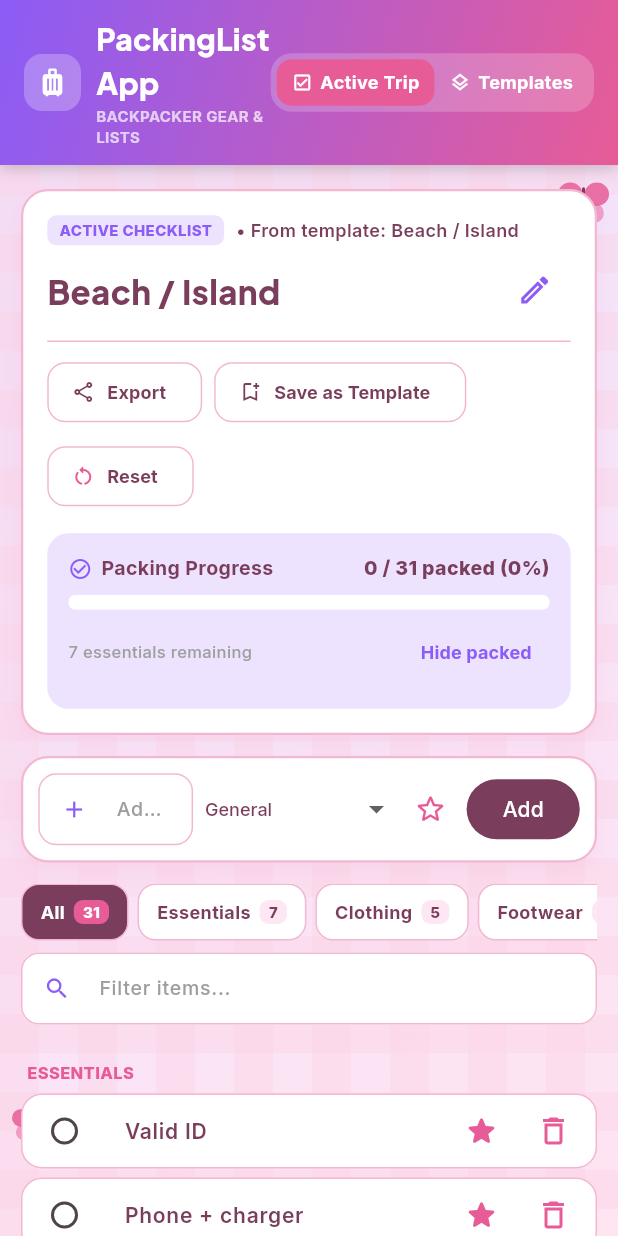
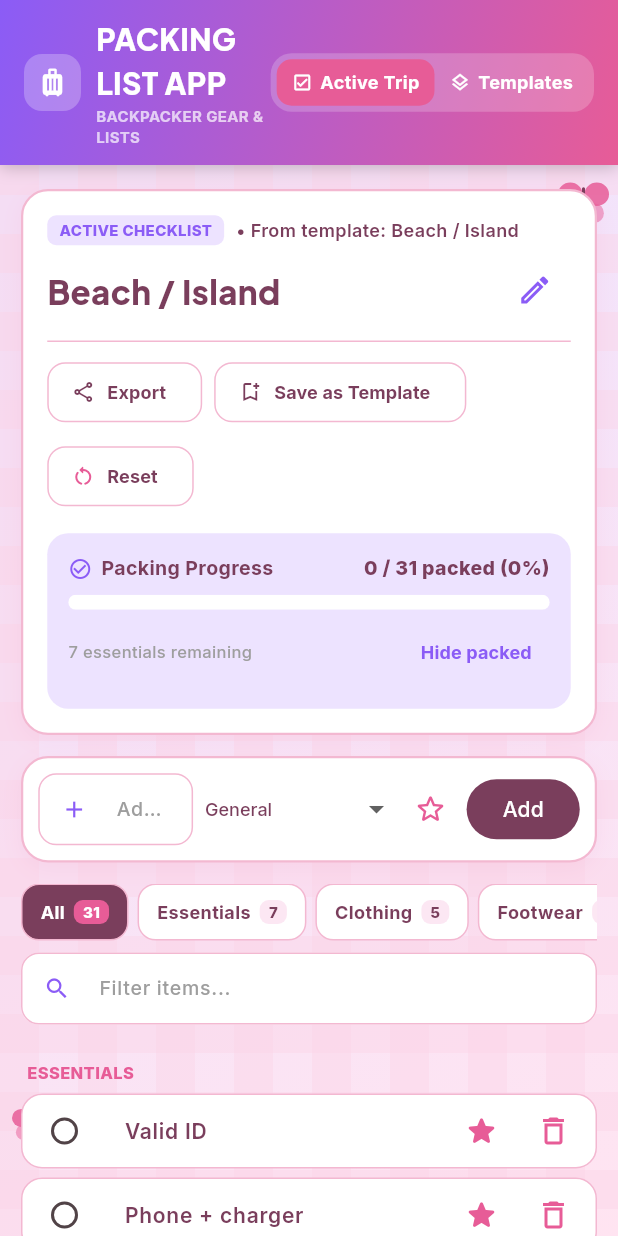
Before and after one commit to VernadithTanacio/Packing-List-App, a Flutter app: the screen it shows after launch, on a phone screen of 412 x 824 dp. Run offline on Flutter 3.47's test engine with Material 3 defaults, Android fonts, the phone set to English and light mode, and no system bars; our stand-ins replace google_fonts, shared_preferences.

Commit message:
Change app title to uppercase

```diff
--- a/lib/main.dart
+++ b/lib/main.dart
@@ -754,7 +754,7 @@ class _HomeScreenState extends State<HomeScreen> {
                 child: Column(
                   crossAxisAlignment: CrossAxisAlignment.start,
                   children: [
-                    Text('PackingListApp', style: headStyle(20, color: Colors.white)),
+                    Text('PACKING LIST APP', style: headStyle(20, color: Colors.white)),
                     Text(
                       'BACKPACKER GEAR & LISTS',
                       style: bodyStyle(10, color: Colors.white70, weight: FontWeight.w700),
```
